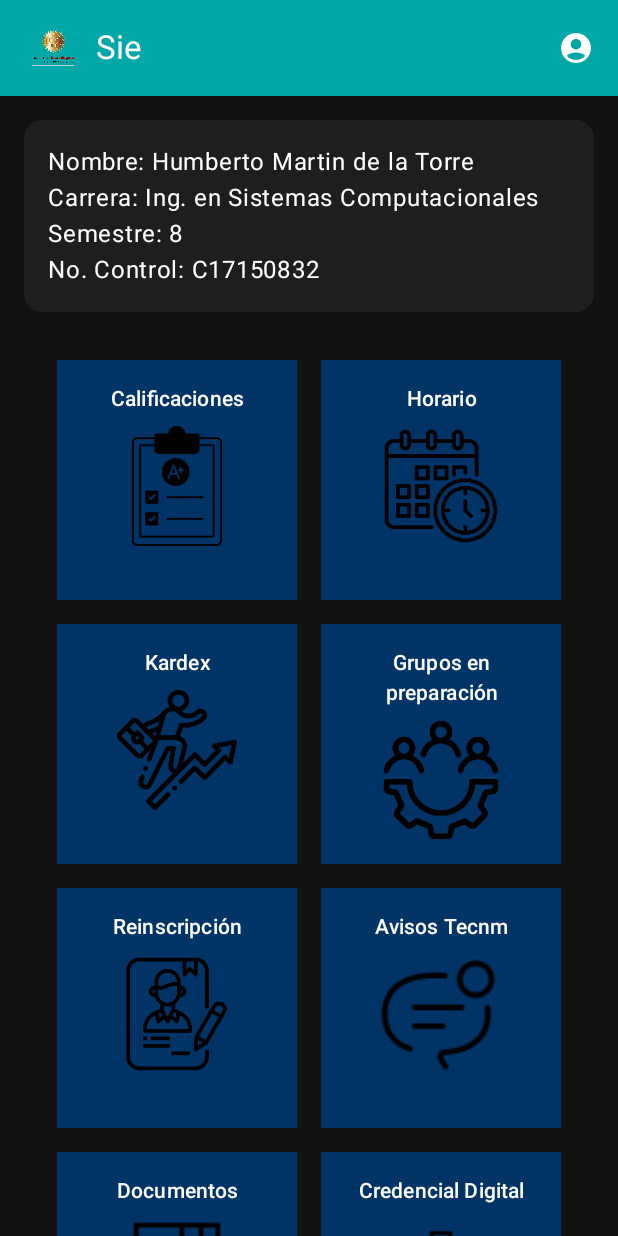
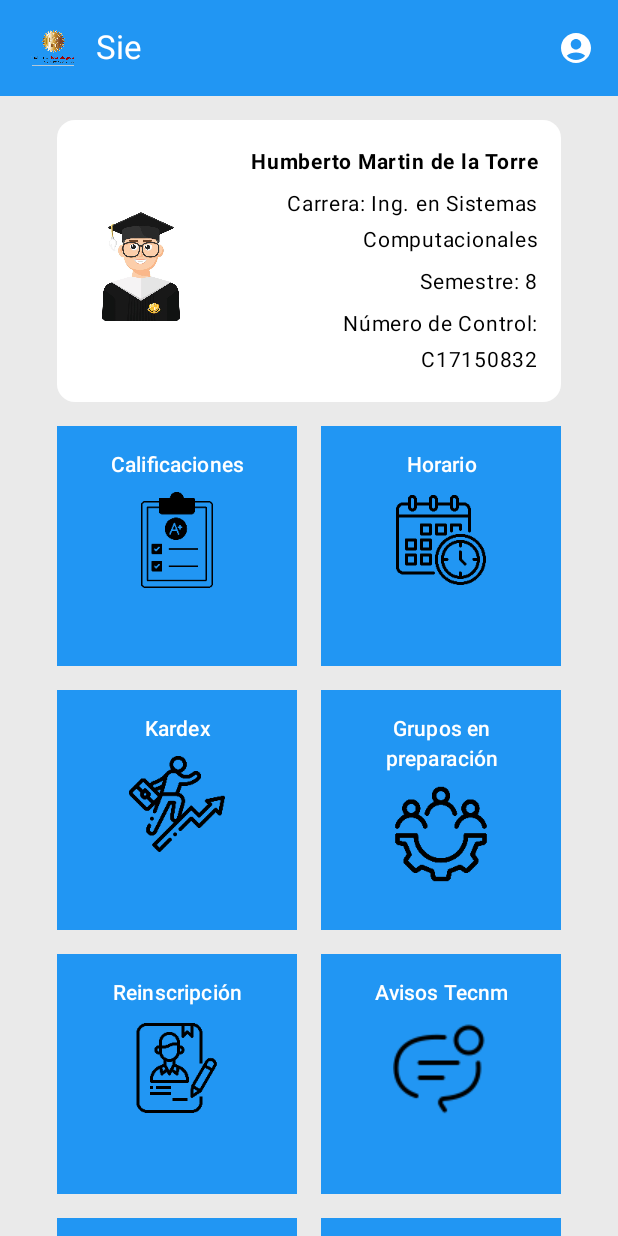
Before and after one commit to MerczA/SieAplication, an Android app built with Jetpack Compose: the Main_Menu screen opened through its navigation route, on a phone screen of 412 x 824 dp. Run offline under Robolectric (Android 15) with nearby library versions, the phone set to English and light mode, and no system bars.

Commit message:
Modificaciones a la pantalla de main_menu se añade la foto del perfil del usuario y su info

```diff
--- a/app/src/main/java/com/example/sieaplication/ui/screens/Main_menu.kt
+++ b/app/src/main/java/com/example/sieaplication/ui/screens/Main_menu.kt
@@ -3,43 +3,40 @@ package com.example.sieaplication.ui.screens
 import androidx.compose.foundation.Image
 import androidx.compose.foundation.background
 import androidx.compose.foundation.layout.*
-import androidx.compose.material3.Button
-import androidx.compose.material3.Text
-import androidx.compose.material3.ButtonDefaults
-import androidx.compose.ui.res.painterResource
-import androidx.compose.ui.unit.dp
-import com.example.sieaplication.R
+import androidx.compose.foundation.rememberScrollState
+import androidx.compose.foundation.shape.CircleShape
 import androidx.compose.foundation.shape.RoundedCornerShape
+import androidx.compose.foundation.verticalScroll
 import androidx.compose.material.icons.Icons
-import androidx.compose.material3.Card
-import androidx.compose.material3.CardDefaults
-import androidx.compose.material3.ExperimentalMaterial3Api
-import androidx.compose.ui.text.style.TextAlign
-import coil.compose.AsyncImage
-import androidx.navigation.NavHostController
-import androidx.compose.foundation.rememberScrollState
-import androidx.compose.foundation.verticalScroll
 import androidx.compose.material.icons.filled.AccountCircle
-import androidx.compose.material.icons.filled.Build
+import androidx.compose.material.icons.filled.Settings
 import androidx.compose.material3.*
 import androidx.compose.runtime.Composable
 import androidx.compose.ui.Alignment
 import androidx.compose.ui.Modifier
+import androidx.compose.ui.draw.clip
 import androidx.compose.ui.graphics.Color
-import com.example.sieaplication.ui.components.SliderMenu
+import androidx.compose.ui.res.painterResource
+import androidx.compose.ui.text.font.FontWeight
+import androidx.compose.ui.text.style.TextAlign
+import androidx.compose.ui.unit.dp
+import androidx.compose.ui.unit.sp
+import coil.compose.AsyncImage
+import com.example.sieaplication.R
+import androidx.navigation.NavHostController
+
+// Ancho total de cada fila de botones: 160dp + 16dp + 160dp = 336dp
+private val GRID_WIDTH = 336.dp
 
 @OptIn(ExperimentalMaterial3Api::class)
 @Composable
 fun Main_Menu(navController: NavHostController) {
-    // Scaffold: Barra superior fija y un contenedor para el contenido desplazable
+
     Scaffold(
-
-        // Barra superior (TopAppBar)
         topBar = {
             TopAppBar(
                 title = {
                     Row(verticalAlignment = Alignment.CenterVertically) {
-                        // Logo a la izquierda dentro del título
                         Image(
                             painter = painterResource(id = R.drawable.logotec),
                             contentDescription = "Logo",
@@ -50,9 +47,8 @@ fun Main_Menu(navController: NavHostController) {
                         Text("Sie")
                     }
                 },
-                // Ícono de ajustes a la derecha (actions)
                 actions = {
-                    IconButton(onClick = { }) {
+                    IconButton(onClick = { /* Ajustes */ }) {
                         Icon(
                             imageVector = Icons.Default.AccountCircle,
                             contentDescription = "Settings",
@@ -60,27 +56,26 @@ fun Main_Menu(navController: NavHostController) {
                         )
                     }
                 },
-                // Colores de la barra
                 colors = TopAppBarDefaults.topAppBarColors(
-                    containerColor = Color(0xFF00A7A7), // Color turquesa (ajusta a tu gusto)
+                    containerColor = Color(0xFF2196F3), // Cambia el color de la barra
                     titleContentColor = Color.White
                 )
             )
         },
-        // Color de fondo general del Scaffold
-        containerColor = Color(0xFF121212) // Ajusta según tu tema. Si prefieres claro: Color.White
+        containerColor = Color(0xFFEAEAEA) // Fondo de la pantalla
     ) { innerPadding ->
-
-        // Contenido desplazable
         Column(
             modifier = Modifier
                 .fillMaxSize()
                 .padding(innerPadding)
-                .verticalScroll(rememberScrollState())  // Habilita scroll
-                .background(Color(0xFF121212))          // Fondo (mismo color que Scaffold)
+                .verticalScroll(rememberScrollState()),
+            horizontalAlignment = Alignment.CenterHorizontally
         ) {
-            // 1) Tarjeta con info del estudiante
+            Spacer(modifier = Modifier.height(16.dp))
+
+            // Tarjeta de info (mismo ancho que las filas de botones)
             StudentInfoCard(
+                modifier = Modifier.width(GRID_WIDTH),
                 name = "Humberto Martin de la Torre",
                 career = "Ing. en Sistemas Computacionales",
                 semester = "8",
@@ -89,34 +84,35 @@ fun Main_Menu(navController: NavHostController) {
 
             Spacer(modifier = Modifier.height(16.dp))
 
-            // 2) Rejilla de 8 botones (2 col x 4 filas)
-            Column(
-                modifier = Modifier
-                    .fillMaxWidth()
-                    .padding(horizontal = 16.dp),
-                horizontalAlignment = Alignment.CenterHorizontally,
-                verticalArrangement = Arrangement.spacedBy(16.dp)
+            // Fila 1 de botones
+            Row(
+                modifier = Modifier.width(GRID_WIDTH),
+                horizontalArrangement = Arrangement.Center
             ) {
-                // Fila 1
-                Row(horizontalArrangement = Arrangement.Center) {
                 ButtonCuadrado(
                     text = "Calificaciones",
                     imageRes = R.drawable.calificaciones_icon,
-                        onClick = {navController.navigate("calif_screen")}
+                    onClick = {}
                 )
                 Spacer(modifier = Modifier.width(16.dp))
                 ButtonCuadrado(
                     text = "Horario",
                     imageRes = R.drawable.horario_icon,
-                        onClick = { navController.navigate("screen_horario") }
+                    onClick = { navController.navigate("calif_screen") }
                 )
             }
-                // Fila 2
-                Row(horizontalArrangement = Arrangement.Center) {
+
+            Spacer(modifier = Modifier.height(16.dp))
+
+            // Fila 2 de botones
+            Row(
+                modifier = Modifier.width(GRID_WIDTH),
+                horizontalArrangement = Arrangement.Center
+            ) {
                 ButtonCuadrado(
                     text = "Kardex",
                     imageRes = R.drawable.kardex_icon,
-                        onClick = { navController.navigate("screen_kardex") }
+                    onClick = { navController.navigate("screen_horario") }
                 )
                 Spacer(modifier = Modifier.width(16.dp))
                 ButtonCuadrado(
@@ -125,8 +121,14 @@ fun Main_Menu(navController: NavHostController) {
                     onClick = {}
                 )
             }
-                // Fila 3
-                Row(horizontalArrangement = Arrangement.Center) {
+
+            Spacer(modifier = Modifier.height(16.dp))
+
+            // Fila 3 de botones
+            Row(
+                modifier = Modifier.width(GRID_WIDTH),
+                horizontalArrangement = Arrangement.Center
+            ) {
                 ButtonCuadrado(
                     text = "Reinscripción",
                     imageRes = R.drawable.inscripsion_icon,
@@ -136,11 +138,17 @@ fun Main_Menu(navController: NavHostController) {
                 ButtonCuadrado(
                     text = "Avisos Tecnm",
                     imageRes = R.drawable.aviso_icon,
-                        onClick = { navController.navigate("screen_avisos")}
+                    onClick = {}
                 )
             }
-                // Fila 4
-                Row(horizontalArrangement = Arrangement.Center) {
+
+            Spacer(modifier = Modifier.height(16.dp))
+
+            // Fila 4 de botones
+            Row(
+                modifier = Modifier.width(GRID_WIDTH),
+                horizontalArrangement = Arrangement.Center
+            ) {
                 ButtonCuadrado(
                     text = "Documentos",
                     imageRes = R.drawable.docuemntos_icon,
@@ -153,53 +161,78 @@ fun Main_Menu(navController: NavHostController) {
                     onClick = {}
                 )
             }
-            }
 
             Spacer(modifier = Modifier.height(32.dp))
         }
     }
-
 }
 
-// (A) Tarjeta con info del estudiante
 @Composable
 fun StudentInfoCard(
+    modifier: Modifier = Modifier,
     name: String,
     career: String,
     semester: String,
     controlNumber: String
 ) {
-    // Card con fondo gris claro (para resaltar)
     Card(
-        modifier = Modifier
-            .fillMaxWidth()
-            .padding(16.dp),
+        modifier = modifier,
         colors = CardDefaults.cardColors(
-            containerColor = Color(0xFF1E1E1E) // Fondo algo más claro que 0xFF121212
+            containerColor = Color.White
         )
     ) {
-        Column(modifier = Modifier.padding(16.dp)) {
+        Row(
+            modifier = Modifier.padding(16.dp),
+            verticalAlignment = Alignment.CenterVertically
+        ) {
+            // Foto de perfil más grande (96.dp)
+            Image(
+                painter = painterResource(id = R.drawable.alumno_foto_perfil), // Reemplaza con tu recurso
+                contentDescription = "Foto de perfil",
+                modifier = Modifier
+                    .size(96.dp)        // Aumenta el tamaño de la imagen
+                    .padding(end = 16.dp)
+                    .clip(CircleShape)
+            )
+
+            // Columna de texto a la derecha
+            Column(
+                modifier = Modifier.fillMaxWidth(),
+                horizontalAlignment = Alignment.End,
+                verticalArrangement = Arrangement.spacedBy(4.dp) // Espacio entre líneas de texto
+            ) {
                 Text(
-                text = "Nombre: $name",
-                color = Color.White
+                    text = name,
+                    fontWeight = FontWeight.Bold,
+                    textAlign = TextAlign.End,
+                    color = Color.Black,
+                    fontSize = 14.sp            // Texto un poco más pequeño
                 )
                 Text(
                     text = "Carrera: $career",
-                color = Color.White
+                    textAlign = TextAlign.End,
+                    color = Color.Black,
+                    fontSize = 14.sp
                 )
                 Text(
                     text = "Semestre: $semester",
-                color = Color.White
+                    textAlign = TextAlign.End,
+                    color = Color.Black,
+                    fontSize = 14.sp
                 )
                 Text(
-                text = "No. Control: $controlNumber",
-                color = Color.White
+                    text = "Número de Control: $controlNumber",
+                    textAlign = TextAlign.End,
+                    color = Color.Black,
+                    fontSize = 14.sp
                 )
             }
         }
     }
+}
 
-// (B) Botón cuadrado con imagen e ícono
+
+// (B) Botón cuadrado con imagen
 @Composable
 fun ButtonCuadrado(
     text: String,
@@ -208,11 +241,10 @@ fun ButtonCuadrado(
 ) {
     Button(
         onClick = onClick,
-        modifier = Modifier.size(160.dp),
+        modifier = Modifier.size(160.dp),  // Botón cuadrado 160x160
         shape = RoundedCornerShape(0.dp),
-        // Fondo azul oscuro
         colors = ButtonDefaults.buttonColors(
-            containerColor = Color(0xFF003366)
+            containerColor = Color(0xFF2196F3) // Color azul. Ajusta a tu gusto
         )
     ) {
         Column(
@@ -223,17 +255,16 @@ fun ButtonCuadrado(
             Text(
                 text = text,
                 textAlign = TextAlign.Center,
-                color = Color.White, // Texto blanco
+                color = Color.White,
                 modifier = Modifier
                     .fillMaxWidth()
                     .padding(top = 8.dp)
             )
             Spacer(modifier = Modifier.height(8.dp))
-            // Imagen (Ícono)
             AsyncImage(
                 model = imageRes,
                 contentDescription = "Imagen",
-                modifier = Modifier.size(80.dp)
+                modifier = Modifier.size(64.dp)
             )
         }
     }
```
Also changed, not shown: app/src/main/res/drawable/alumno_foto_perfil.jpg (added). Lines whose indentation alone changed are shown as unchanged.
